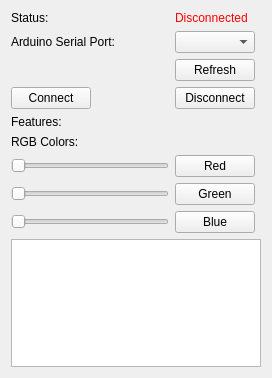
This is DisplayPanel/mainwindow.ui in daniel-Jones/RGB-Arduino-controller as Qt 5 draws it before an edit. The edited form follows.
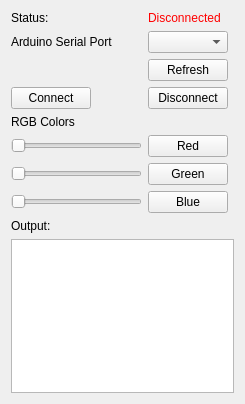
This is the edited form. Icons and pictures are not drawn.

Commit message: Fixed a bug messing with RGB values being interpreted on the Arduino

Patch:
```diff
--- a/DisplayPanel/mainwindow.ui
+++ b/DisplayPanel/mainwindow.ui
@@ -6,8 +6,8 @@
    <rect>
     <x>0</x>
     <y>0</y>
-    <width>272</width>
-    <height>378</height>
+    <width>245</width>
+    <height>404</height>
    </rect>
   </property>
   <property name="windowTitle">
@@ -19,7 +19,7 @@
   </property>
   <widget class="QWidget" name="centralWidget">
    <layout class="QGridLayout" name="gridLayout">
-    <item row="12" column="0" colspan="3">
+    <item row="11" column="0" colspan="3">
      <widget class="QTextEdit" name="DebugOutput">
       <property name="enabled">
        <bool>true</bool>
@@ -46,10 +46,10 @@
       </property>
      </widget>
     </item>
-    <item row="7" column="0">
+    <item row="6" column="0">
      <widget class="QLabel" name="RGBLabel">
       <property name="text">
-       <string>RGB Colors:</string>
+       <string>RGB Colors</string>
       </property>
      </widget>
     </item>
@@ -66,13 +66,6 @@
       </property>
      </widget>
     </item>
-    <item row="4" column="0">
-     <widget class="QLabel" name="FeaturesLabel">
-      <property name="text">
-       <string>Features:</string>
-      </property>
-     </widget>
-    </item>
     <item row="1" column="0">
      <widget class="QLabel" name="SerialLabel">
       <property name="maximumSize">
@@ -82,7 +75,14 @@
        </size>
       </property>
       <property name="text">
-       <string>Arduino Serial Port:</string>
+       <string>Arduino Serial Port</string>
+      </property>
+     </widget>
+    </item>
+    <item row="7" column="1">
+     <widget class="QPushButton" name="redButton">
+      <property name="text">
+       <string>Red</string>
       </property>
      </widget>
     </item>
@@ -106,17 +106,24 @@
       </property>
      </widget>
     </item>
-    <item row="9" column="0">
-     <widget class="QSlider" name="gSlider">
-      <property name="maximum">
-       <number>255</number>
-      </property>
-      <property name="orientation">
-       <enum>Qt::Horizontal</enum>
+    <item row="9" column="1">
+     <widget class="QPushButton" name="blueButton">
+      <property name="text">
+       <string>Blue</string>
       </property>
      </widget>
     </item>
     <item row="8" column="0">
+     <widget class="QSlider" name="gSlider">
+      <property name="maximum">
+       <number>255</number>
+      </property>
+      <property name="orientation">
+       <enum>Qt::Horizontal</enum>
+      </property>
+     </widget>
+    </item>
+    <item row="7" column="0">
      <widget class="QSlider" name="rSlider">
       <property name="maximum">
        <number>255</number>
@@ -127,36 +134,22 @@
      </widget>
     </item>
     <item row="8" column="1">
-     <widget class="QPushButton" name="redButton">
-      <property name="text">
-       <string>Red</string>
-      </property>
-     </widget>
-    </item>
-    <item row="10" column="0">
-     <widget class="QSlider" name="bSlider">
-      <property name="maximum">
-       <number>255</number>
-      </property>
-      <property name="orientation">
-       <enum>Qt::Horizontal</enum>
-      </property>
-     </widget>
-    </item>
-    <item row="10" column="1">
-     <widget class="QPushButton" name="blueButton">
-      <property name="text">
-       <string>Blue</string>
-      </property>
-     </widget>
-    </item>
-    <item row="9" column="1">
      <widget class="QPushButton" name="greenButton">
       <property name="text">
        <string>Green</string>
       </property>
      </widget>
     </item>
+    <item row="9" column="0">
+     <widget class="QSlider" name="bSlider">
+      <property name="maximum">
+       <number>255</number>
+      </property>
+      <property name="orientation">
+       <enum>Qt::Horizontal</enum>
+      </property>
+     </widget>
+    </item>
     <item row="2" column="1">
      <widget class="QPushButton" name="refreshButton">
       <property name="text">
@@ -164,6 +157,13 @@
       </property>
      </widget>
     </item>
+    <item row="10" column="0">
+     <widget class="QLabel" name="debugLabel">
+      <property name="text">
+       <string>Output:</string>
+      </property>
+     </widget>
+    </item>
    </layout>
   </widget>
  </widget>
```
The commit also changes 24 other files.
